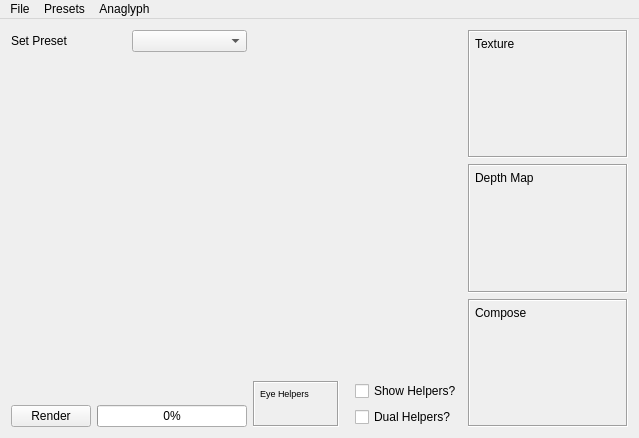
Above: mainwindow.ui from gnudles/stereograma before the change. Below: the same form after it.
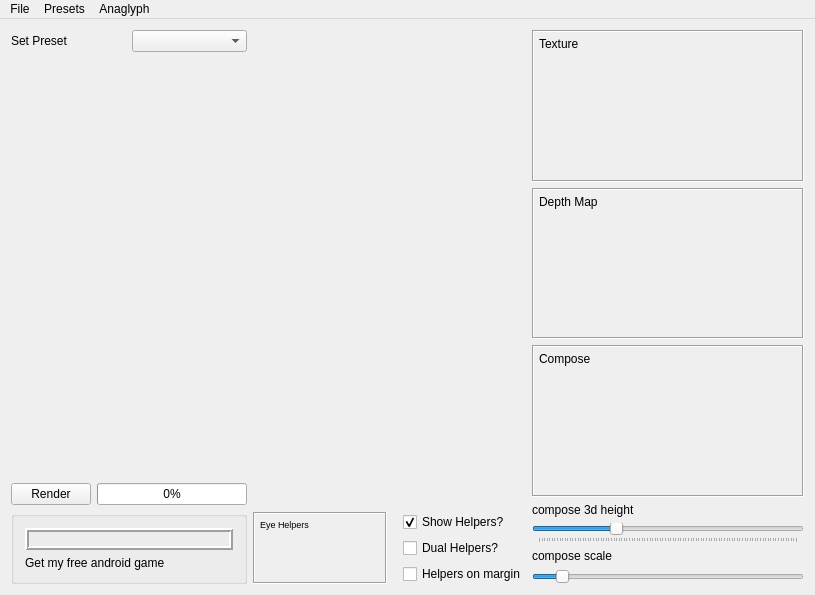
That is the form after the change. Icons and pictures are not drawn. Custom widgets are drawn as their Qt base class.

Patch:
```diff
--- a/mainwindow.ui
+++ b/mainwindow.ui
@@ -6,8 +6,8 @@
    <rect>
     <x>0</x>
     <y>0</y>
-    <width>639</width>
-    <height>438</height>
+    <width>815</width>
+    <height>595</height>
    </rect>
   </property>
   <property name="windowTitle">
@@ -80,6 +80,47 @@
         </item>
        </layout>
       </item>
+      <item>
+       <widget class="QGroupBox" name="groupBox">
+        <property name="title">
+         <string/>
+        </property>
+        <property name="flat">
+         <bool>true</bool>
+        </property>
+        <layout class="QVBoxLayout" name="verticalLayout_7">
+         <item>
+          <widget class="ClickableLabel" name="rolling">
+           <property name="cursor">
+            <cursorShape>PointingHandCursor</cursorShape>
+           </property>
+           <property name="frameShape">
+            <enum>QFrame::Box</enum>
+           </property>
+           <property name="frameShadow">
+            <enum>QFrame::Raised</enum>
+           </property>
+           <property name="lineWidth">
+            <number>2</number>
+           </property>
+           <property name="text">
+            <string/>
+           </property>
+           <property name="pixmap">
+            <pixmap resource="rsc.qrc">:/images/rolling.jpg</pixmap>
+           </property>
+          </widget>
+         </item>
+         <item>
+          <widget class="QLabel" name="label_4">
+           <property name="text">
+            <string>Get my free android game</string>
+           </property>
+          </widget>
+         </item>
+        </layout>
+       </widget>
+      </item>
      </layout>
     </item>
     <item>
@@ -160,6 +201,9 @@
             <property name="text">
              <string>Show Helpers?</string>
             </property>
+            <property name="checked">
+             <bool>true</bool>
+            </property>
            </widget>
           </item>
           <item>
@@ -169,6 +213,13 @@
             </property>
            </widget>
           </item>
+          <item>
+           <widget class="QCheckBox" name="margin_helpers">
+            <property name="text">
+             <string>Helpers on margin</string>
+            </property>
+           </widget>
+          </item>
          </layout>
         </item>
        </layout>
@@ -176,7 +227,7 @@
      </layout>
     </item>
     <item>
-     <layout class="QVBoxLayout" name="verticalLayout" stretch="0,0,0">
+     <layout class="QVBoxLayout" name="verticalLayout" stretch="1,1,1,0,0,0,0">
       <property name="sizeConstraint">
        <enum>QLayout::SetNoConstraint</enum>
       </property>
@@ -312,6 +363,58 @@
         </property>
        </widget>
       </item>
+      <item>
+       <widget class="QLabel" name="label_2">
+        <property name="text">
+         <string>compose 3d height</string>
+        </property>
+       </widget>
+      </item>
+      <item>
+       <widget class="QSlider" name="composeLevel">
+        <property name="maximum">
+         <number>100</number>
+        </property>
+        <property name="value">
+         <number>30</number>
+        </property>
+        <property name="orientation">
+         <enum>Qt::Horizontal</enum>
+        </property>
+        <property name="tickPosition">
+         <enum>QSlider::TicksBelow</enum>
+        </property>
+       </widget>
+      </item>
+      <item>
+       <widget class="QLabel" name="label_3">
+        <property name="text">
+         <string>compose scale</string>
+        </property>
+       </widget>
+      </item>
+      <item>
+       <widget class="QSlider" name="composeScale">
+        <property name="minimum">
+         <number>64</number>
+        </property>
+        <property name="maximum">
+         <number>768</number>
+        </property>
+        <property name="singleStep">
+         <number>64</number>
+        </property>
+        <property name="pageStep">
+         <number>64</number>
+        </property>
+        <property name="value">
+         <number>128</number>
+        </property>
+        <property name="orientation">
+         <enum>Qt::Horizontal</enum>
+        </property>
+       </widget>
+      </item>
      </layout>
     </item>
    </layout>
@@ -321,8 +424,8 @@
     <rect>
      <x>0</x>
      <y>0</y>
-     <width>639</width>
-     <height>26</height>
+     <width>815</width>
+     <height>22</height>
     </rect>
    </property>
    <widget class="QMenu" name="menuFile">
@@ -487,6 +590,14 @@
    <header>presetedit.h</header>
    <container>1</container>
   </customwidget>
+  <customwidget>
+   <class>ClickableLabel</class>
+   <extends>QLabel</extends>
+   <header>ClickableLabel.h</header>
+   <slots>
+    <signal>clicked()</signal>
+   </slots>
+  </customwidget>
  </customwidgets>
  <resources>
   <include location="rsc.qrc"/>
```
